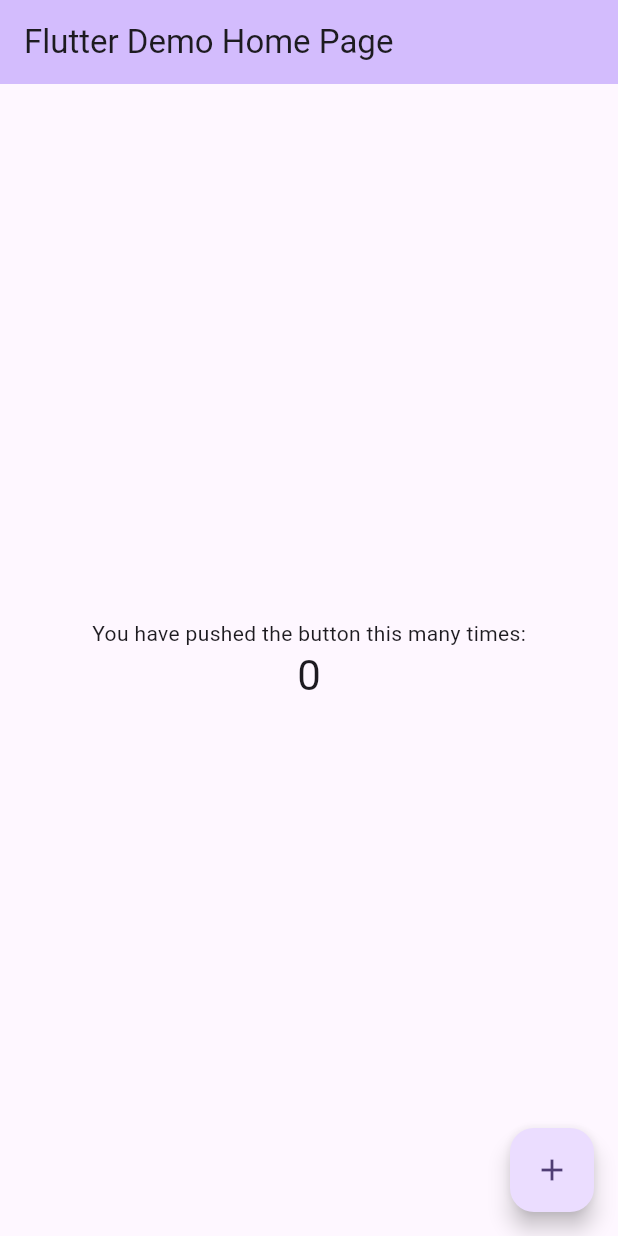
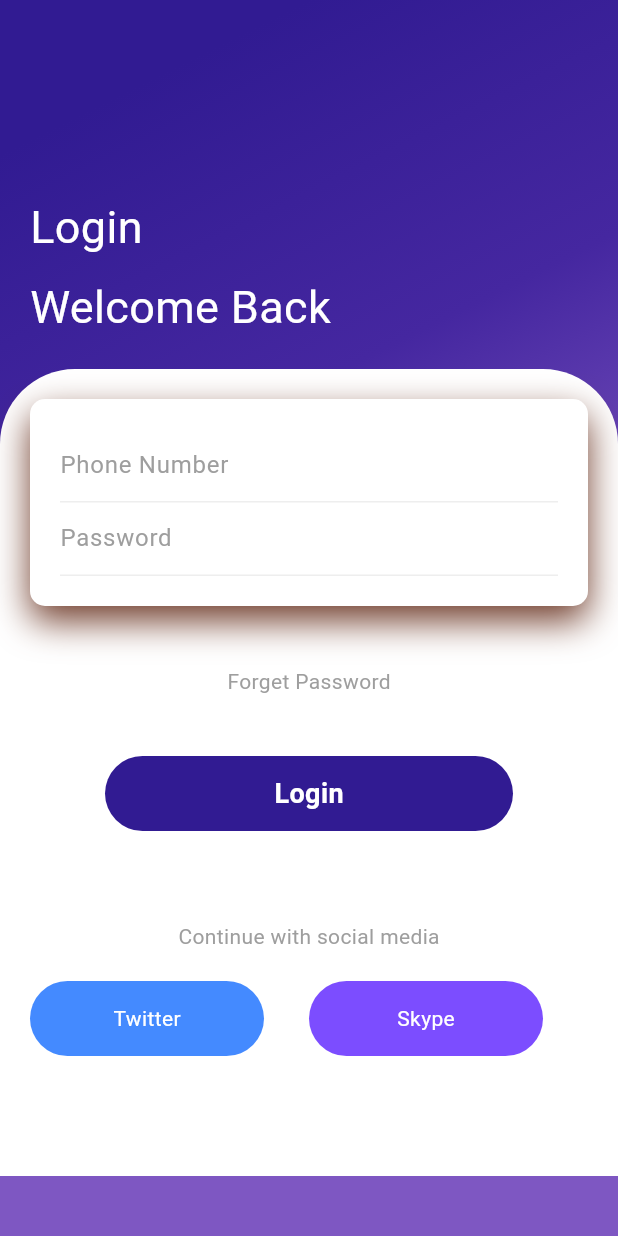
Before and after one commit to GihanSisiraKumara/testproject, a Flutter app: the screen it shows after launch, on a phone screen of 412 x 824 dp. Run offline on Flutter 3.47's test engine with Material 3 defaults, Android fonts, the phone set to English and light mode, and no system bars; our stand-ins replace firebase_core; accounts and stored records are empty.

```diff
--- a/lib/main.dart
+++ b/lib/main.dart
@@ -1,4 +1,5 @@
 import 'package:flutter/material.dart';
+import 'package:test_progect/myHomepage.dart';
 
 void main() {
   runApp(const MyApp());
@@ -13,21 +14,6 @@ class MyApp extends StatelessWidget {
     return MaterialApp(
       title: 'Flutter Demo',
       theme: ThemeData(
-        // This is the theme of your application.
-        //
-        // TRY THIS: Try running your application with "flutter run". You'll see
-        // the application has a purple toolbar. Then, without quitting the app,
-        // try changing the seedColor in the colorScheme below to Colors.green
-        // and then invoke "hot reload" (save your changes or press the "hot
-        // reload" button in a Flutter-supported IDE, or press "r" if you used
-        // the command line to start the app).
-        //
-        // Notice that the counter didn't reset back to zero; the application
-        // state is not lost during the reload. To reset the state, use hot
-        // restart instead.
-        //
-        // This works for code too, not just values: Most code changes can be
-        // tested with just a hot reload.
         colorScheme: ColorScheme.fromSeed(seedColor: Colors.deepPurple),
         useMaterial3: true,
       ),
@@ -35,91 +21,3 @@ class MyApp extends StatelessWidget {
     );
   }
 }
-
-class MyHomePage extends StatefulWidget {
-  const MyHomePage({super.key, required this.title});
-
-  // This widget is the home page of your application. It is stateful, meaning
-  // that it has a State object (defined below) that contains fields that affect
-  // how it looks.
-
-  // This class is the configuration for the state. It holds the values (in this
-  // case the title) provided by the parent (in this case the App widget) and
-  // used by the build method of the State. Fields in a Widget subclass are
-  // always marked "final".
-
-  final String title;
-
-  @override
-  State<MyHomePage> createState() => _MyHomePageState();
-}
-
-class _MyHomePageState extends State<MyHomePage> {
-  int _counter = 0;
-
-  void _incrementCounter() {
-    setState(() {
-      // This call to setState tells the Flutter framework that something has
-      // changed in this State, which causes it to rerun the build method below
-      // so that the display can reflect the updated values. If we changed
-      // _counter without calling setState(), then the build method would not be
-      // called again, and so nothing would appear to happen.
-      _counter++;
-    });
-  }
-
-  @override
-  Widget build(BuildContext context) {
-    // This method is rerun every time setState is called, for instance as done
-    // by the _incrementCounter method above.
-    //
-    // The Flutter framework has been optimized to make rerunning build methods
-    // fast, so that you can just rebuild anything that needs updating rather
-    // than having to individually change instances of widgets.
-    return Scaffold(
-      appBar: AppBar(
-        // TRY THIS: Try changing the color here to a specific color (to
-        // Colors.amber, perhaps?) and trigger a hot reload to see the AppBar
-        // change color while the other colors stay the same.
-        backgroundColor: Theme.of(context).colorScheme.inversePrimary,
-        // Here we take the value from the MyHomePage object that was created by
-        // the App.build method, and use it to set our appbar title.
-        title: Text(widget.title),
-      ),
-      body: Center(
-        // Center is a layout widget. It takes a single child and positions it
-        // in the middle of the parent.
-        child: Column(
-          // Column is also a layout widget. It takes a list of children and
-          // arranges them vertically. By default, it sizes itself to fit its
-          // children horizontally, and tries to be as tall as its parent.
-          //
-          // Column has various properties to control how it sizes itself and
-          // how it positions its children. Here we use mainAxisAlignment to
-          // center the children vertically; the main axis here is the vertical
-          // axis because Columns are vertical (the cross axis would be
-          // horizontal).
-          //
-          // TRY THIS: Invoke "debug painting" (choose the "Toggle Debug Paint"
-          // action in the IDE, or press "p" in the console), to see the
-          // wireframe for each widget.
-          mainAxisAlignment: MainAxisAlignment.center,
-          children: <Widget>[
-            const Text(
-              'You have pushed the button this many times:',
-            ),
-            Text(
-              '$_counter',
-              style: Theme.of(context).textTheme.headlineMedium,
-            ),
-          ],
-        ),
-      ),
-      floatingActionButton: FloatingActionButton(
-        onPressed: _incrementCounter,
-        tooltip: 'Increment',
-        child: const Icon(Icons.add),
-      ), // This trailing comma makes auto-formatting nicer for build methods.
-    );
-  }
-}
--- /dev/null
+++ b/lib/myHomepage.dart
@@ -0,0 +1,194 @@
+import 'package:flutter/material.dart';
+
+class MyHomePage extends StatefulWidget {
+  const MyHomePage({super.key, required String title});
+
+  @override
+  State<MyHomePage> createState() => _MyHomePageState();
+}
+
+class _MyHomePageState extends State<MyHomePage> {
+  @override
+  Widget build(BuildContext context) {
+    return Scaffold(
+      resizeToAvoidBottomInset: false,
+      body: Container(
+        padding: const EdgeInsets.symmetric(vertical: 40),
+        width: double.infinity,
+        decoration: BoxDecoration(
+          gradient: LinearGradient(begin: Alignment.topCenter, colors: [
+            Colors.deepPurple[900]!,
+            Colors.deepPurple[800]!,
+            Colors.deepPurple[400]!,
+          ]),
+        ),
+        child: Column(
+          crossAxisAlignment: CrossAxisAlignment.start,
+          children: <Widget>[
+            const SizedBox(
+              height: 70,
+            ),
+            const Padding(
+              padding: EdgeInsets.all(20),
+              child: Column(
+                crossAxisAlignment: CrossAxisAlignment.start,
+                children: <Widget>[
+                  Text(
+                    "Login",
+                    style: TextStyle(color: Colors.white, fontSize: 30),
+                  ),
+                  SizedBox(
+                    height: 10,
+                  ),
+                  Text(
+                    "Welcome Back",
+                    style: TextStyle(color: Colors.white, fontSize: 30),
+                  ),
+                ],
+              ),
+            ),
+            Expanded(
+              child: Container(
+                decoration: const BoxDecoration(
+                    color: Colors.white,
+                    borderRadius: BorderRadius.only(
+                      topLeft: Radius.circular(50),
+                      topRight: Radius.circular(50),
+                    )),
+                child: Padding(
+                  padding: const EdgeInsets.all(20),
+                  child: Column(
+                    children: <Widget>[
+                      Container(
+                        padding: const EdgeInsets.all(20),
+                        decoration: BoxDecoration(
+                            color: Colors.white,
+                            borderRadius: BorderRadius.circular(10),
+                            boxShadow: const [
+                              BoxShadow(
+                                color: Color.fromARGB(220, 90, 30, 10),
+                                blurRadius: 20,
+                                offset: Offset(0, 10),
+                              )
+                            ]),
+                        child: Column(
+                          children: <Widget>[
+                            Container(
+                              decoration: BoxDecoration(
+                                  border: Border(
+                                      bottom: BorderSide(
+                                          color: Colors.grey[200]!))),
+                              child: const TextField(
+                                decoration: InputDecoration(
+                                  hintText: "Phone Number",
+                                  hintStyle: TextStyle(color: Colors.grey),
+                                  border: InputBorder.none,
+                                ),
+                              ),
+                            ),
+                            Container(
+                              decoration: BoxDecoration(
+                                  border: Border(
+                                      bottom: BorderSide(
+                                          color: Colors.grey[200]!))),
+                              child: const TextField(
+                                decoration: InputDecoration(
+                                  hintText: "Password",
+                                  hintStyle: TextStyle(color: Colors.grey),
+                                  border: InputBorder.none,
+                                ),
+                              ),
+                            )
+                          ],
+                        ),
+                      ),
+                      const SizedBox(
+                        height: 40,
+                      ),
+                      const Text(
+                        "Forget Password",
+                        style: TextStyle(color: Colors.grey),
+                      ),
+                      const SizedBox(
+                        height: 40,
+                      ),
+                      Container(
+                        height: 50,
+                        margin: const EdgeInsets.symmetric(horizontal: 50),
+                        decoration: BoxDecoration(
+                          borderRadius: BorderRadius.circular(50),
+                          color: Colors.deepPurple[900]!,
+                        ),
+                        child: const Center(
+                          child: Text(
+                            "Login",
+                            style: TextStyle(
+                                color: Colors.white,
+                                fontSize: 18,
+                                fontWeight: FontWeight.bold),
+                          ),
+                        ),
+                      ),
+                      const SizedBox(
+                        height: 60,
+                      ),
+                      const Text(
+                        "Continue with social media",
+                        style: TextStyle(
+                          color: Colors.grey,
+                        ),
+                      ),
+                      const SizedBox(
+                        height: 20,
+                      ),
+                      Row(
+                        children: <Widget>[
+                          Expanded(
+                            child: Container(
+                              height: 50,
+                              decoration: BoxDecoration(
+                                borderRadius: BorderRadius.circular(50),
+                                color: Colors.blueAccent,
+                              ),
+                              child: const Center(
+                                child: Text(
+                                  "Twitter",
+                                  style: TextStyle(color: Colors.white),
+                                ),
+                              ),
+                            ),
+                          ),
+                          const SizedBox(
+                            width: 30,
+                          ),
+                          Expanded(
+                            child: Container(
+                              height: 50,
+                              decoration: BoxDecoration(
+                                borderRadius: BorderRadius.circular(50),
+                                color: Colors.deepPurpleAccent,
+                              ),
+                              child: const Center(
+                                child: Text(
+                                  "Skype",
+                                  style: TextStyle(color: Colors.white),
+                                ),
+                              ),
+                            ),
+                          ),
+                          const SizedBox(
+                            width: 30,
+                          ),
+                        ],
+                      )
+                    ],
+                  ),
+                ),
+              ),
+            ),
+          ], // Add this closing bracket
+        ),
+      ),
+    );
+  }
+}
```
